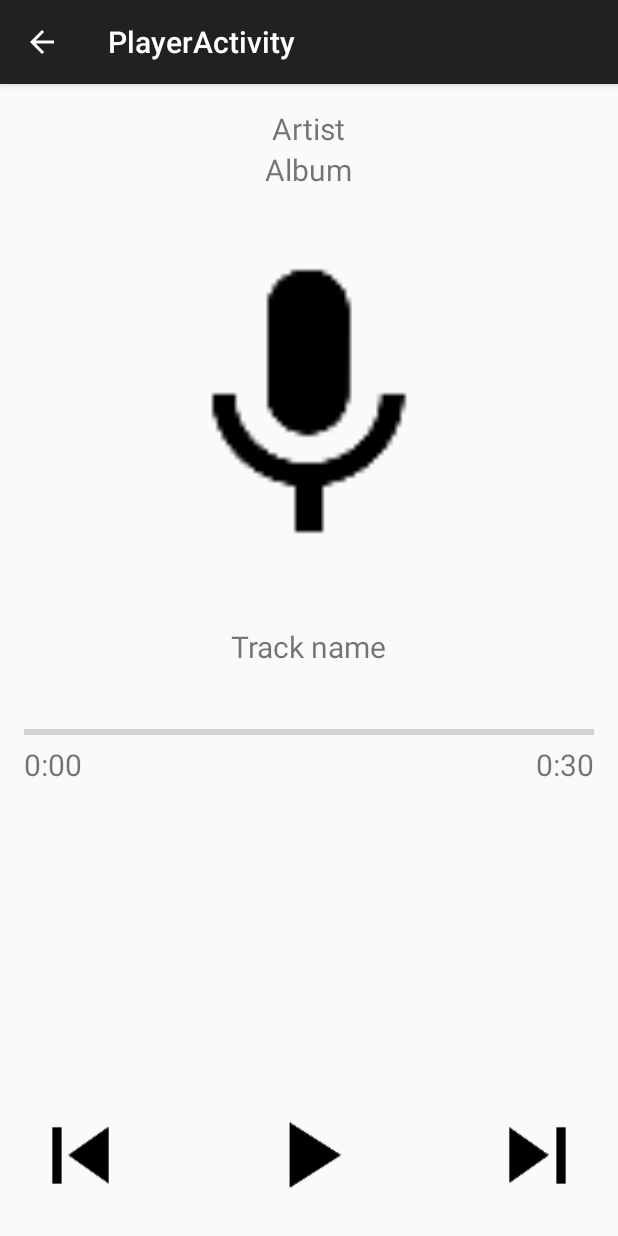
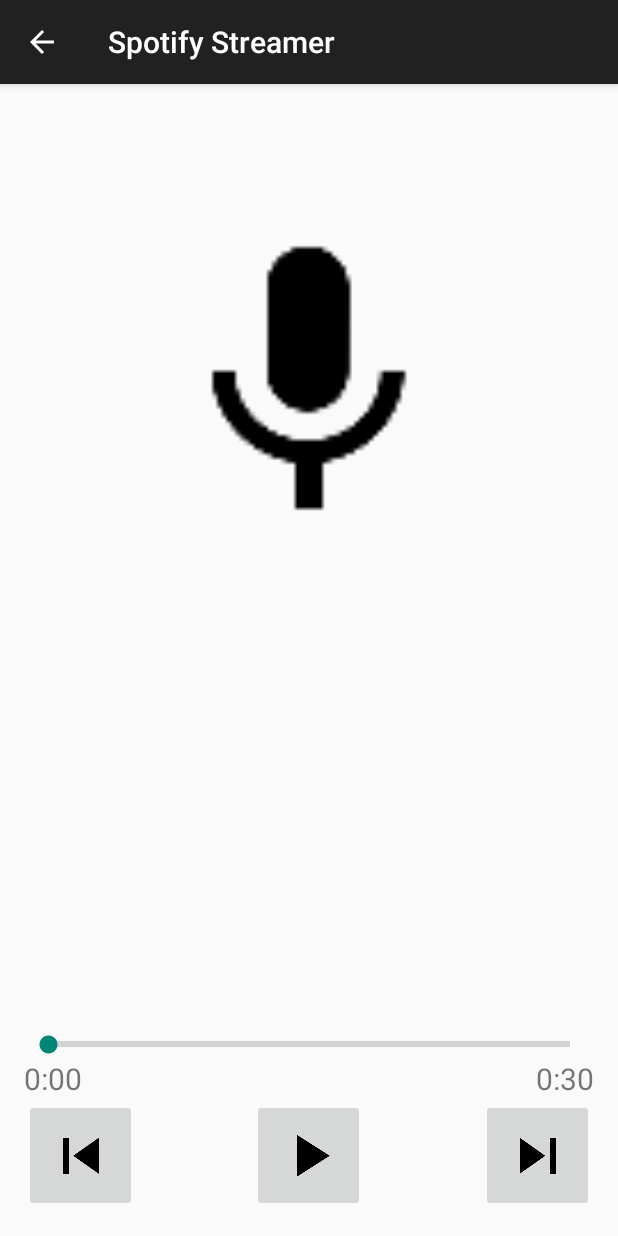
Before and after one commit to daniellehrner/AndroidNanodegree-SpotifyStreamer, an Android app: the PlayerActivity screen opened directly, with no data from a screen before it, on a phone screen of 412 x 824 dp. Run offline under Robolectric (Android 15) with nearby library versions, the phone set to English and light mode, and no system bars; 1 statement that could not run was skipped.

Commit message:
Set text and images in Player, Fixed going back from Player activity to TopTrack activity, added landscape layout for player, added onTrimMemory function for Glide cache

```diff
--- a/app/src/main/AndroidManifest.xml
+++ b/app/src/main/AndroidManifest.xml
@@ -28,6 +28,7 @@
         <activity
             android:name=".TopTracks"
             android:label="@string/title_activity_top_tracks"
+            android:launchMode="singleTop"
             android:parentActivityName=".MainActivity" >
             <meta-data
                 android:name="android.support.PARENT_ACTIVITY"
@@ -41,7 +42,7 @@
 
         <activity
             android:name=".PlayerActivity"
-            android:label="@string/title_activity_player"
+            android:label="@string/app_name"
             android:parentActivityName=".TopTracks" >
             <meta-data
                 android:name="android.support.PARENT_ACTIVITY"
--- a/app/src/main/java/me/lehrner/spotifystreamer/PlayerActivity.java
+++ b/app/src/main/java/me/lehrner/spotifystreamer/PlayerActivity.java
@@ -5,8 +5,34 @@ import android.os.Bundle;
 import android.support.v7.app.AppCompatActivity;
 import android.util.Log;
 
+import com.bumptech.glide.Glide;
+
 public class PlayerActivity extends AppCompatActivity {
-    private String mArtistName, mAlbumName, mTrackName, mTrackUrl, mAlbumImage;
+    private String mArtistName;
+    private String mAlbumName;
+    private String mTrackName;
+    private String mTrackUrl;
+    private String mAlbumImageUrl;
+
+    public String getAlbumImageUrl() {
+        return mAlbumImageUrl;
+    }
+
+    public String getArtistName() {
+        return mArtistName;
+    }
+
+    public String getAlbumName() {
+        return mAlbumName;
+    }
+
+    public String getTrackName() {
+        return mTrackName;
+    }
+
+    public String getTrackUrl() {
+        return mTrackUrl;
+    }
 
     @Override
     protected void onCreate(Bundle savedInstanceState) {
@@ -23,6 +49,12 @@ public class PlayerActivity extends AppCompatActivity {
         mAlbumName = intent.getStringExtra(TopTracksFragment.ALBUM_NAME);
         mTrackName = intent.getStringExtra(TopTracksFragment.TRACK_NAME);
         mTrackUrl = intent.getStringExtra(TopTracksFragment.TRACK_URL);
-        mAlbumImage = intent.getStringExtra(TopTracksFragment.ALBUM_IMAGE);
+        mAlbumImageUrl = intent.getStringExtra(TopTracksFragment.ALBUM_IMAGE);
+    }
+
+    @Override
+    public void onTrimMemory(int level) {
+        super.onTrimMemory(level);
+        Glide.get(this).trimMemory(level);
     }
 }
--- a/app/src/main/java/me/lehrner/spotifystreamer/PlayerActivityFragment.java
+++ b/app/src/main/java/me/lehrner/spotifystreamer/PlayerActivityFragment.java
@@ -1,16 +1,21 @@
 package me.lehrner.spotifystreamer;
 
+import android.app.Activity;
 import android.support.v4.app.Fragment;
 import android.os.Bundle;
 import android.view.LayoutInflater;
 import android.view.View;
 import android.view.ViewGroup;
+import android.widget.ImageView;
+import android.widget.TextView;
 
+import com.bumptech.glide.Glide;
 
-/**
- * A placeholder fragment containing a simple view.
- */
 public class PlayerActivityFragment extends Fragment {
+    private PlayerActivity mActivity;
+    private View mRootView;
+    private TextView mArtistNameView, mAlbumNameView, mTrackNameView;
+    private ImageView mPlayerImage;
 
     public PlayerActivityFragment() {
     }
@@ -18,6 +23,54 @@ public class PlayerActivityFragment extends Fragment {
     @Override
     public View onCreateView(LayoutInflater inflater, ViewGroup container,
                              Bundle savedInstanceState) {
-        return inflater.inflate(R.layout.fragment_player, container, false);
+        mRootView = inflater.inflate(R.layout.fragment_player, container, false);
+
+        mArtistNameView = (TextView) mRootView.findViewById(R.id.player_artist_name);
+        mAlbumNameView = (TextView) mRootView.findViewById(R.id.player_album_name);
+        mTrackNameView = (TextView) mRootView.findViewById(R.id.player_track_name);
+
+        mPlayerImage = (ImageView) mRootView.findViewById(R.id.player_image_view);
+
+        return mRootView;
+    }
+
+    @Override
+    public void onActivityCreated(Bundle savedInstanceState) {
+        super.onActivityCreated(savedInstanceState);
+
+        String albumName = mActivity.getAlbumName();
+        String albumImageUrl = mActivity.getAlbumImageUrl();
+
+        mArtistNameView.setText(mActivity.getArtistName());
+        mAlbumNameView.setText(albumName);
+        mTrackNameView.setText(mActivity.getTrackName());
+
+        if (!albumImageUrl.isEmpty()) {
+            Glide.with(this)
+                    .load(albumImageUrl)
+                    .placeholder(R.drawable.ic_mic_black_48dp)
+                    .into(mPlayerImage);
+
+            mPlayerImage.setContentDescription(getString(R.string.image_of_artist) + albumName);
+        }
+        else {
+            mPlayerImage.setImageResource(R.drawable.ic_mic_black_48dp);
+            mPlayerImage.setContentDescription(getString(R.string.empty_image));
+        }
+
+    }
+
+    @Override
+    public void onAttach(Activity activity) {
+        super.onAttach(activity);
+        mActivity = (PlayerActivity) activity;
+    }
+
+    @Override
+    public void onSaveInstanceState(Bundle outState) {
+//        outState.putParcelableArrayList(KEY_TRACK_LIST, mTracks);
+//        outState.putParcelable(KEY_LIST_VIEW, mListView.onSaveInstanceState());
+
+        super.onSaveInstanceState(outState);
     }
 }
--- /dev/null
+++ b/app/src/main/res/layout-land/fragment_player.xml
@@ -0,0 +1,104 @@
+<RelativeLayout xmlns:android="http://schemas.android.com/apk/res/android"
+    xmlns:tools="http://schemas.android.com/tools"
+    android:id="@+id/fragment_player"
+    android:layout_width="match_parent"
+    android:layout_height="match_parent"
+    android:padding="@dimen/activity_horizontal_margin"
+    tools:context="me.lehrner.spotifystreamer.PlayerActivityFragment">
+
+    <ImageView
+        android:id="@+id/player_image_view"
+        android:layout_width="@dimen/player_album_size"
+        android:layout_height="@dimen/player_album_size"
+        android:src="@drawable/ic_mic_black_48dp"
+        android:contentDescription="@string/empty_image"
+        android:layout_alignParentLeft="true"
+        android:layout_alignParentStart="true" />
+
+    <TextView
+        android:id="@+id/player_artist_name"
+        android:layout_width="wrap_content"
+        android:layout_height="wrap_content"
+        android:text="Artist"
+        android:textSize="@dimen/player_text_size"
+        android:layout_alignTop="@id/player_image_view"
+        android:layout_alignLeft="@id/player_image_previous"
+        android:layout_alignStart="@id/player_image_previous" />
+
+    <TextView
+        android:id="@+id/player_album_name"
+        android:layout_width="wrap_content"
+        android:layout_height="wrap_content"
+        android:text="Album"
+        android:textSize="@dimen/player_album_text_size"
+        android:layout_alignLeft="@id/player_image_previous"
+        android:layout_alignStart="@id/player_image_previous"
+        android:layout_below="@id/player_artist_name" />
+
+    <TextView
+        android:id="@+id/player_track_name"
+        android:layout_width="wrap_content"
+        android:layout_height="wrap_content"
+        android:text="Track name"
+        android:textSize="@dimen/player_text_size"
+        android:layout_alignLeft="@id/player_image_previous"
+        android:layout_alignStart="@id/player_image_previous"
+        android:layout_below="@id/player_album_name"/>
+
+    <TextView
+        android:id="@+id/player_time_start"
+        android:layout_width="wrap_content"
+        android:layout_height="wrap_content"
+        android:text="0:00"
+        android:textSize="@dimen/player_text_size"
+        android:layout_alignParentLeft="true"
+        android:layout_alignParentStart="true"
+        android:layout_alignParentBottom="true"/>
+
+    <TextView
+        android:id="@+id/player_time_end"
+        android:layout_width="wrap_content"
+        android:layout_height="wrap_content"
+        android:text="0:30"
+        android:textSize="@dimen/player_text_size"
+        android:layout_alignParentRight="true"
+        android:layout_alignParentEnd="true"
+        android:layout_alignParentBottom="true"/>
+
+    <SeekBar android:id="@id/player_time_progress"
+        style="?android:attr/progressBarStyleHorizontal"
+        android:layout_width="match_parent"
+        android:layout_height="wrap_content"
+        android:layout_above="@id/player_time_start" />
+
+    <ImageButton
+        android:id="@+id/player_image_next"
+        android:layout_width="@dimen/player_button_size"
+        android:layout_height="@dimen/player_button_size"
+        android:src="@drawable/ic_skip_next_black_48dp"
+        android:contentDescription="@string/empty_image"
+        android:layout_above="@id/player_time_progress"
+        android:layout_alignRight="@id/player_time_progress"
+        android:layout_alignEnd="@id/player_time_progress" />
+
+    <ImageButton
+        android:id="@+id/player_image_play"
+        android:layout_width="@dimen/player_button_size"
+        android:layout_height="@dimen/player_button_size"
+        android:src="@drawable/ic_play_arrow_black_48dp"
+        android:contentDescription="@string/empty_image"
+        android:layout_above="@id/player_time_progress"
+        android:layout_toLeftOf="@id/player_image_next"
+        android:layout_toStartOf="@id/player_image_next" />
+
+    <ImageButton
+        android:id="@+id/player_image_previous"
+        android:layout_width="@dimen/player_button_size"
+        android:layout_height="@dimen/player_button_size"
+        android:src="@drawable/ic_skip_previous_black_48dp"
+        android:contentDescription="@string/empty_image"
+        android:layout_above="@id/player_time_progress"
+        android:layout_toLeftOf="@id/player_image_play"
+        android:layout_toStartOf="@id/player_image_play" />
+
+</RelativeLayout>
--- a/app/src/main/res/layout/fragment_player.xml
+++ b/app/src/main/res/layout/fragment_player.xml
@@ -20,7 +20,7 @@
         android:layout_width="wrap_content"
         android:layout_height="wrap_content"
         android:text="Album"
-        android:textSize="@dimen/player_text_size"
+        android:textSize="@dimen/player_album_text_size"
         android:layout_below="@id/player_artist_name"/>
 
     <ImageView
@@ -39,36 +39,11 @@
         android:layout_height="wrap_content"
         android:text="Track name"
         android:textSize="@dimen/player_text_size"
-        android:layout_below="@+id/player_image_view"
+        android:layout_below="@id/player_image_view"
         android:layout_centerHorizontal="true"
         android:layout_marginTop="@dimen/player_margin" />
 
-    <ProgressBar android:id="@+id/player_time_progress"
-        style="?android:attr/progressBarStyleHorizontal"
-        android:layout_width="match_parent"
-        android:layout_height="wrap_content"
-        android:layout_marginTop="@dimen/player_margin"
-        android:layout_below="@+id/player_track_name" />
-
-    <TextView
-        android:id="@+id/player_time_start"
-        android:layout_width="wrap_content"
-        android:layout_height="wrap_content"
-        android:text="0:00"
-        android:textSize="@dimen/player_text_size"
-        android:layout_below="@id/player_time_progress"/>
-
-    <TextView
-        android:id="@+id/player_time_end"
-        android:layout_width="wrap_content"
-        android:layout_height="wrap_content"
-        android:text="0:30"
-        android:textSize="@dimen/player_text_size"
-        android:layout_below="@+id/player_time_progress"
-        android:layout_alignParentRight="true"
-        android:layout_alignParentEnd="true" />
-
-    <ImageView
+    <ImageButton
         android:id="@+id/player_image_previous"
         android:layout_width="@dimen/player_button_size"
         android:layout_height="@dimen/player_button_size"
@@ -78,7 +53,7 @@
         android:layout_alignParentLeft="true"
         android:layout_alignParentStart="true" />
 
-    <ImageView
+    <ImageButton
         android:id="@+id/player_image_play"
         android:layout_width="@dimen/player_button_size"
         android:layout_height="@dimen/player_button_size"
@@ -87,14 +62,38 @@
         android:layout_alignParentBottom="true"
         android:layout_centerHorizontal="true" />
 
-    <ImageView
+    <ImageButton
         android:id="@+id/player_image_next"
         android:layout_width="@dimen/player_button_size"
         android:layout_height="@dimen/player_button_size"
         android:src="@drawable/ic_skip_next_black_48dp"
         android:contentDescription="@string/empty_image"
-        android:layout_alignTop="@+id/player_image_play"
+        android:layout_alignParentRight="true"
+        android:layout_alignParentEnd="true"
+        android:layout_alignParentBottom="true"/>
+
+    <TextView
+        android:id="@+id/player_time_start"
+        android:layout_width="wrap_content"
+        android:layout_height="wrap_content"
+        android:text="0:00"
+        android:textSize="@dimen/player_text_size"
+        android:layout_above="@id/player_image_previous"/>
+
+    <TextView
+        android:id="@+id/player_time_end"
+        android:layout_width="wrap_content"
+        android:layout_height="wrap_content"
+        android:text="0:30"
+        android:textSize="@dimen/player_text_size"
+        android:layout_above="@id/player_image_next"
         android:layout_alignParentRight="true"
         android:layout_alignParentEnd="true" />
 
+    <SeekBar android:id="@+id/player_time_progress"
+        style="?android:attr/progressBarStyleHorizontal"
+        android:layout_width="match_parent"
+        android:layout_height="wrap_content"
+        android:layout_above="@id/player_time_start" />
+
 </RelativeLayout>
--- a/app/src/main/res/layout/fragment_top_tracks.xml
+++ b/app/src/main/res/layout/fragment_top_tracks.xml
@@ -1,6 +1,8 @@
 <RelativeLayout xmlns:android="http://schemas.android.com/apk/res/android"
-    xmlns:tools="http://schemas.android.com/tools" android:layout_width="match_parent"
-    android:layout_height="match_parent" android:paddingLeft="@dimen/activity_horizontal_margin"
+    xmlns:tools="http://schemas.android.com/tools"
+    android:layout_width="match_parent"
+    android:layout_height="match_parent"
+    android:paddingLeft="@dimen/activity_horizontal_margin"
     android:paddingRight="@dimen/activity_horizontal_margin"
     android:paddingTop="@dimen/activity_vertical_margin"
     android:paddingBottom="@dimen/activity_vertical_margin"
--- /dev/null
+++ b/app/src/main/res/values-land/dimens.xml
@@ -0,0 +1,4 @@
+<?xml version="1.0" encoding="utf-8"?>
+<resources>
+    <dimen name="player_album_size">180dp</dimen>
+</resources>
--- a/app/src/main/res/values/dimens.xml
+++ b/app/src/main/res/values/dimens.xml
@@ -5,6 +5,7 @@
     <dimen name="thumbnail_size">75dp</dimen>
     <dimen name="player_album_size">220dp</dimen>
     <dimen name="player_text_size">20sp</dimen>
+    <dimen name="player_album_text_size">16sp</dimen>
     <dimen name="player_button_size">75dp</dimen>
-    <dimen name="player_margin">35dp</dimen>
+    <dimen name="player_margin">25dp</dimen>
 </resources>
--- a/app/src/main/res/values/strings.xml
+++ b/app/src/main/res/values/strings.xml
@@ -2,7 +2,6 @@
     <string name="app_name">Spotify Streamer</string>
     <string name="action_clear_history">Clear search history</string>
     <string name="search_hint">Search artists on Spotify</string>
-
     <string name="connection_error">Can\'t connect to Spotify</string>
     <string name="empty_image">Placeholder image for album</string>
     <string name="image_of_artist">Image of \ </string>
@@ -11,8 +10,6 @@
     <string name="no_track_found">No tracks available</string>
     <string name="title_activity_top_tracks">Top Tracks</string>
     <string name="same_artist">Search not changed</string>
-    <string name="title_activity_player">PlayerActivity</string>
-    <string name="hello_world">Hello world!</string>
     <string name="action_settings">Settings</string>
 
 </resources>
```
Also changed, not shown: app/src/main/java/me/lehrner/spotifystreamer/MainActivity.java (+8 -0 lines), app/src/main/java/me/lehrner/spotifystreamer/TopTracks.java (+60 -9 lines), app/src/main/java/me/lehrner/spotifystreamer/TopTracksFragment.java (+17 -8 lines), app/src/main/res/layout/top_tracks_item_layout.xml (+0 -7 lines), app/src/main/res/menu/menu_player.xml (deleted, +0 -7 lines), 2 other files.
